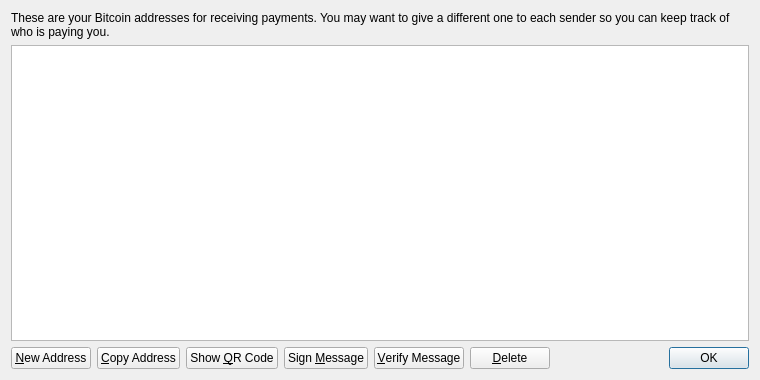
Old version of the form src/qt/forms/addressbookpage.ui in the repository blockxplorer/blockxplorer.
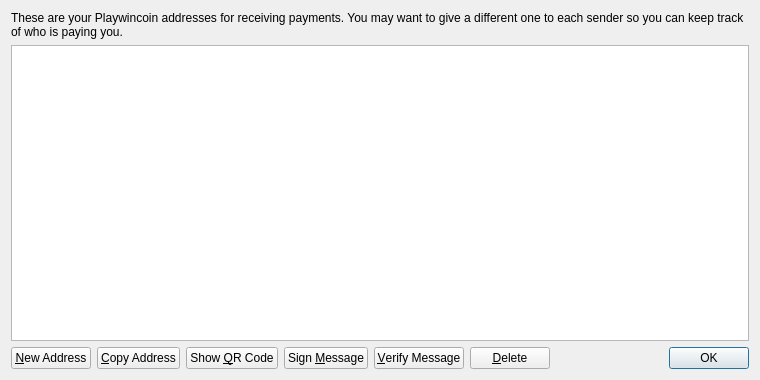
New version of the form. Icons and pictures are not drawn.

Patch:
```diff
--- a/src/qt/forms/addressbookpage.ui
+++ b/src/qt/forms/addressbookpage.ui
@@ -17,7 +17,7 @@
    <item>
     <widget class="QLabel" name="labelExplanation">
      <property name="text">
-      <string>These are your Bitcoin addresses for receiving payments. You may want to give a different one to each sender so you can keep track of who is paying you.</string>
+      <string>These are your Playwincoin addresses for receiving payments. You may want to give a different one to each sender so you can keep track of who is paying you.</string>
      </property>
      <property name="textFormat">
       <enum>Qt::PlainText</enum>
```
Left out of the diff: 4 changed lines with no effect on the pictures.
